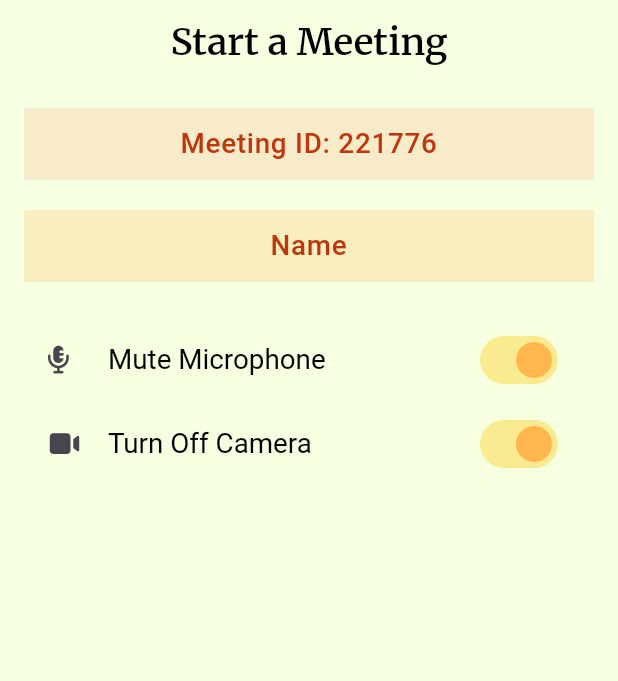
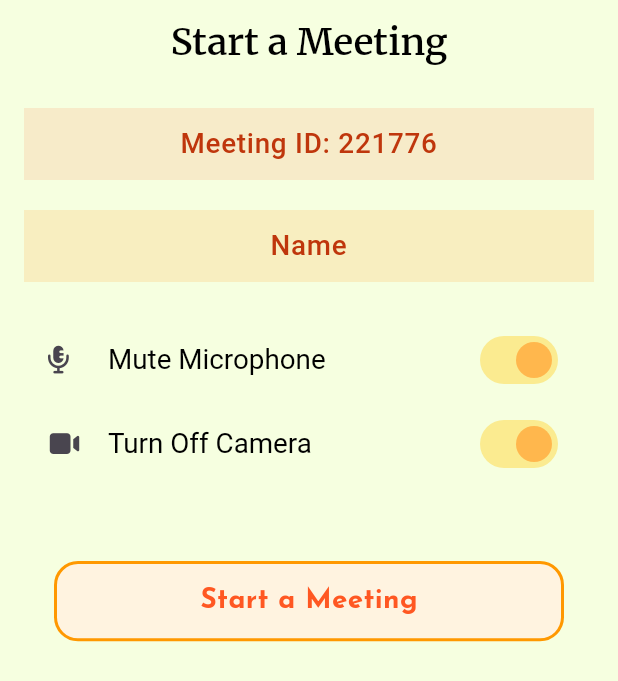
Before and after one commit to as-morat/Meetify, a Flutter app: the screen it shows after launch, after a tap on "Unmute Microphone", after a tap on "Turn On Camera", on a phone screen of 412 x 824 dp. Shown: the top 681 px of the screen. Run offline on Flutter 3.47's test engine with Material 3 defaults, Android fonts, the phone set to English and light mode, and no system bars; our stand-ins replace cherry_toast, cloud_firestore, firebase_auth, firebase_core, flutter_dotenv, flutter_riverpod and 3 more; accounts and stored records are empty.

Commit message:
update colors.dart and also added meeting start button

```diff
--- a/lib/features/screens/new_meeting_screen.dart
+++ b/lib/features/screens/new_meeting_screen.dart
@@ -1,6 +1,5 @@
 import 'package:firebase_auth/firebase_auth.dart';
 import 'package:flutter/material.dart';
-import 'package:flutter_riverpod/experimental/persist.dart';
 import 'package:flutter_riverpod/flutter_riverpod.dart';
 import 'package:font_awesome_flutter/font_awesome_flutter.dart';
 import 'package:google_fonts/google_fonts.dart';
@@ -40,9 +39,11 @@ class _NewMeetingScreenState extends ConsumerState<NewMeetingScreen> {
   Widget build(BuildContext context) {
     final colors = ThemeColor(context);
     final meetingState = ref.watch(meetingProvider);
+    final meetStateNotifier = ref.read(meetingProvider.notifier);
     final width = MediaQuery.of(context).size.width;
     bool isMicOn = meetingState.isMicOff;
     bool isCameraOn = meetingState.isCameraOff;
+    bool isLoading = false;
 
     final baseText = GoogleFonts.balsamiqSans(
       fontSize: width * 0.045,
@@ -67,7 +68,11 @@ class _NewMeetingScreenState extends ConsumerState<NewMeetingScreen> {
       body: SafeArea(
         child: Padding(
           padding: const .all(16),
-          child: Column(
+          child: isLoading
+              ? const Center(
+                  child: CircularProgressIndicator(color: Colors.deepOrange),
+                )
+              : Column(
                   children: [
                     SizedBox(
                       height: 60,
@@ -104,9 +109,10 @@ class _NewMeetingScreenState extends ConsumerState<NewMeetingScreen> {
 
                     const SizedBox(height: 12),
 
+                    // Toggle Section
                     ListTile(
                       onTap: () {
-                  ref.read(meetingProvider.notifier).toggleMic(!isMicOn);
+                        meetStateNotifier.toggleMic(!isMicOn);
                       },
                       leading: FaIcon(
                         isMicOn
@@ -114,7 +120,9 @@ class _NewMeetingScreenState extends ConsumerState<NewMeetingScreen> {
                             : FontAwesomeIcons.microphoneLinesSlash,
                         size: width * 0.045,
                       ),
-                title: Text(isMicOn ? "Mute Microphone" : "Unmute Microphone"),
+                      title: Text(
+                        isMicOn ? "Mute Microphone" : "Unmute Microphone",
+                      ),
                       titleTextStyle: GoogleFonts.balsamiqSans(
                         fontSize: width * 0.045,
                         color: colors.appBarTitle,
@@ -123,7 +131,7 @@ class _NewMeetingScreenState extends ConsumerState<NewMeetingScreen> {
                         value: isMicOn,
                         onChanged: (value) {
                           setState(() {
-                      ref.read(meetingProvider.notifier).toggleMic(value);
+                            meetStateNotifier.toggleMic(value);
                           });
                         },
                         padding: .zero,
@@ -135,7 +143,7 @@ class _NewMeetingScreenState extends ConsumerState<NewMeetingScreen> {
                     ),
                     ListTile(
                       onTap: () {
-                  ref.read(meetingProvider.notifier).toggleCamera(!isCameraOn);
+                        meetStateNotifier.toggleCamera(!isCameraOn);
                       },
                       leading: FaIcon(
                         isCameraOn
@@ -143,7 +151,9 @@ class _NewMeetingScreenState extends ConsumerState<NewMeetingScreen> {
                             : FontAwesomeIcons.videoSlash,
                         size: width * 0.045,
                       ),
-                title: Text(isCameraOn ? "Turn Off Camera" : "Turn On Camera"),
+                      title: Text(
+                        isCameraOn ? "Turn Off Camera" : "Turn On Camera",
+                      ),
                       titleTextStyle: GoogleFonts.balsamiqSans(
                         fontSize: width * 0.045,
                         color: colors.appBarTitle,
@@ -152,7 +162,7 @@ class _NewMeetingScreenState extends ConsumerState<NewMeetingScreen> {
                         value: isCameraOn,
                         onChanged: (value) {
                           setState(() {
-                      ref.read(meetingProvider.notifier).toggleCamera(value);
+                            meetStateNotifier.toggleCamera(value);
                           });
                         },
                         padding: .zero,
@@ -163,7 +173,33 @@ class _NewMeetingScreenState extends ConsumerState<NewMeetingScreen> {
                       ),
                     ),
 
+                    const SizedBox(height: 50),
 
+                    // Meeting Button
+                    GestureDetector(
+                      onTap: () {
+                        isLoading = !isLoading;
+                      },
+                      child: Container(
+                        height: width * 0.13,
+                        width: width * 75,
+                        alignment: .center,
+                        margin: const .symmetric(horizontal: 20),
+                        decoration: BoxDecoration(
+                          color: colors.button,
+                          borderRadius: const .all(.circular(16)),
+                          border: .all(color: colors.border, width: 2),
+                        ),
+                        child: Text(
+                          "Start a Meeting",
+                          style: GoogleFonts.josefinSans(
+                            fontSize: width * 0.045,
+                            fontWeight: .w700,
+                            color: colors.text,
+                          ),
+                        ),
+                      ),
+                    ),
                   ],
                 ),
         ),
```
Lines whose indentation alone changed are shown as unchanged.
